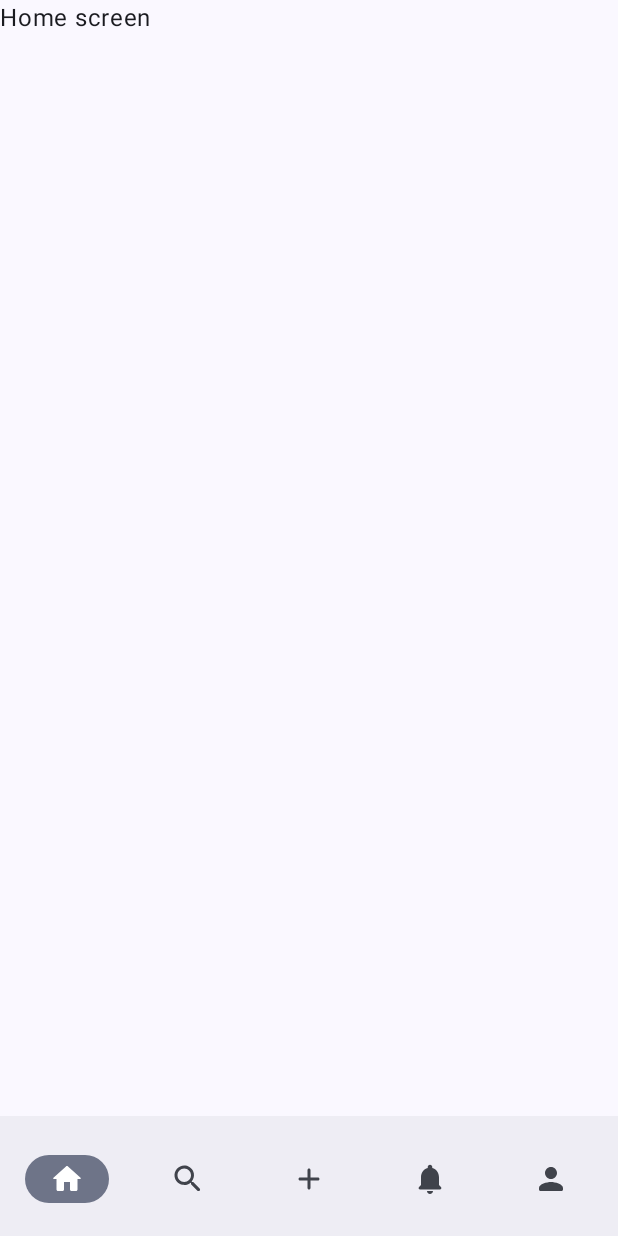
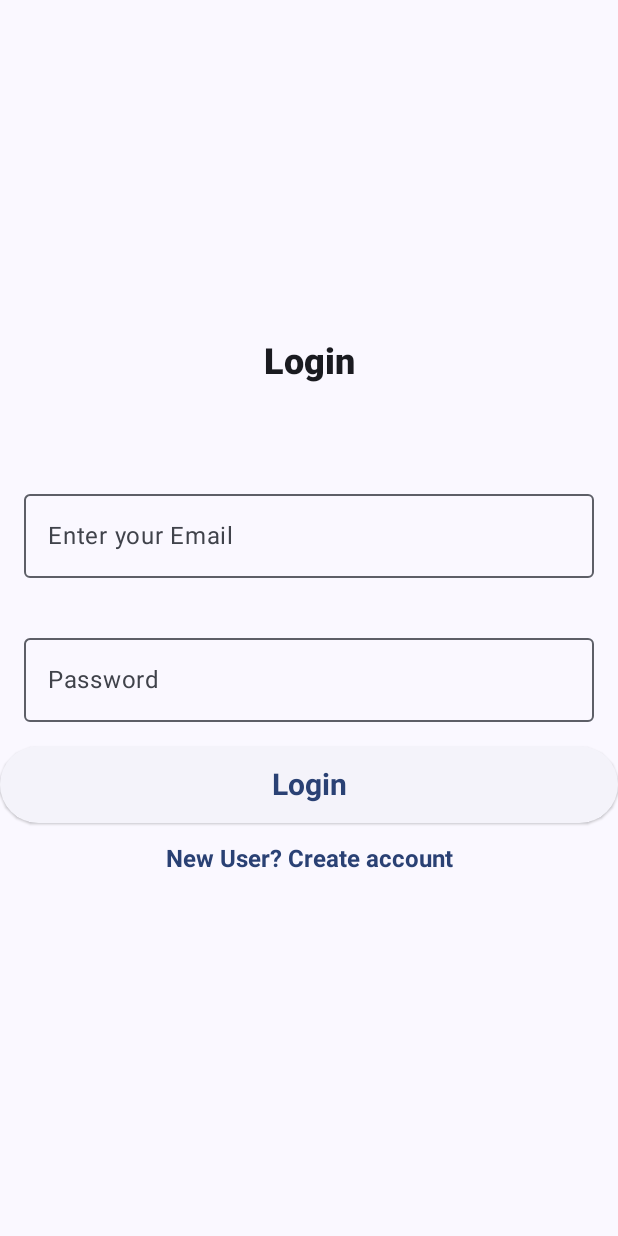
Before and after one commit to Yasiraalam/iust-Thread, an Android app built with Jetpack Compose: the screen it shows after launch (MainActivity), on a phone screen of 412 x 824 dp. Run offline under Robolectric (Android 15) with nearby library versions, the phone set to English and light mode, and no system bars; our stand-ins replace Firebase (no records; nobody signed in at launch, a user with empty details on screens opened directly), constraintlayout-compose.

```diff
--- a/app/src/main/AndroidManifest.xml
+++ b/app/src/main/AndroidManifest.xml
@@ -1,6 +1,10 @@
 <?xml version="1.0" encoding="utf-8"?>
 <manifest xmlns:android="http://schemas.android.com/apk/res/android"
     xmlns:tools="http://schemas.android.com/tools">
+    <uses-permission android:name="android.permission.INTERNET"/>
+    <uses-permission android:name="android.permission.READ_MEDIA_IMAGES"/>
+    <uses-permission android:name="android.permission.READ_EXTERNAL_STORAGE"
+        android:maxSdkVersion="32" />
 
     <application
         android:allowBackup="true"
--- a/app/src/main/java/com/yasir/iustthread/MainActivity.kt
+++ b/app/src/main/java/com/yasir/iustthread/MainActivity.kt
@@ -19,7 +19,6 @@ class MainActivity : ComponentActivity() {
         super.onCreate(savedInstanceState)
         setContent {
             IustThreadTheme {
-                // A surface container using the 'background' color from the theme
                 Surface(
                     modifier = Modifier.fillMaxSize(),
                     color = MaterialTheme.colorScheme.background
--- a/app/src/main/java/com/yasir/iustthread/navigation/NavGraph.kt
+++ b/app/src/main/java/com/yasir/iustthread/navigation/NavGraph.kt
@@ -7,8 +7,10 @@ import androidx.navigation.compose.composable
 import com.yasir.iustthread.screens.AddThreads
 import com.yasir.iustthread.screens.BottomNav
 import com.yasir.iustthread.screens.Home
+import com.yasir.iustthread.screens.Login
 import com.yasir.iustthread.screens.Notification
 import com.yasir.iustthread.screens.Profile
+import com.yasir.iustthread.screens.Register
 import com.yasir.iustthread.screens.Search
 import com.yasir.iustthread.screens.Splash
 
@@ -45,5 +47,11 @@ fun NavGraph(navController: NavHostController) {
         composable(Routes.BottomNav.routes){
             BottomNav(navController)
         }
+        composable(Routes.Login.routes){
+            Login(navController)
+        }
+        composable(Routes.Register.routes){
+            Register(navController)
+        }
     }
 }
--- a/app/src/main/java/com/yasir/iustthread/navigation/Routes.kt
+++ b/app/src/main/java/com/yasir/iustthread/navigation/Routes.kt
@@ -8,5 +8,7 @@ sealed class Routes(val routes:String) {
     object Splash :Routes("splash")
     object AddThread :Routes("add_thread")
     object BottomNav :Routes("bottom_nav")
+    object Login :Routes("login")
+    object Register :Routes("register")
 
 }
--- /dev/null
+++ b/app/src/main/java/com/yasir/iustthread/screens/Login.kt
@@ -0,0 +1,117 @@
+package com.yasir.iustthread.screens
+
+import androidx.compose.foundation.layout.Arrangement
+import androidx.compose.foundation.layout.Box
+import androidx.compose.foundation.layout.Column
+import androidx.compose.foundation.layout.fillMaxSize
+import androidx.compose.foundation.layout.fillMaxWidth
+import androidx.compose.foundation.layout.height
+import androidx.compose.foundation.layout.padding
+import androidx.compose.foundation.text.KeyboardActions
+import androidx.compose.foundation.text.KeyboardOptions
+import androidx.compose.material3.ElevatedButton
+import androidx.compose.material3.OutlinedTextField
+import androidx.compose.material3.Text
+import androidx.compose.material3.TextButton
+import androidx.compose.runtime.Composable
+import androidx.compose.runtime.getValue
+import androidx.compose.runtime.mutableStateOf
+import androidx.compose.runtime.remember
+import androidx.compose.runtime.setValue
+import androidx.compose.ui.Alignment
+import androidx.compose.ui.Modifier
+import androidx.compose.ui.text.TextStyle
+import androidx.compose.ui.text.font.FontWeight
+import androidx.compose.ui.text.input.KeyboardType
+import androidx.compose.ui.tooling.preview.Preview
+import androidx.compose.ui.unit.dp
+import androidx.compose.ui.unit.sp
+import androidx.navigation.NavController
+import androidx.navigation.NavHostController
+import com.yasir.iustthread.navigation.Routes
+
+@Composable
+fun Login(navHostController: NavHostController) {
+    var email by remember {
+        mutableStateOf("")
+    }
+    var password by remember {
+        mutableStateOf("")
+    }
+    Column(
+        modifier = Modifier.fillMaxSize(),
+        horizontalAlignment = Alignment.CenterHorizontally,
+        verticalArrangement = Arrangement.Center
+    ) {
+        Text(
+            text = "Login",
+            style = TextStyle(
+                fontWeight = FontWeight.ExtraBold,
+                fontSize = 24.sp
+            )
+        )
+        Box(modifier = Modifier.height(50.dp))
+        OutlinedTextField(
+            value = email,
+            onValueChange = { email = it },
+            label = { Text("Enter your Email") },
+            keyboardOptions = KeyboardOptions(
+                keyboardType = KeyboardType.Email
+            ),
+            singleLine = true,
+            modifier = Modifier
+                .fillMaxWidth()
+                .padding(16.dp)
+        )
+        OutlinedTextField(
+            value = password,
+            onValueChange = { password = it },
+            label = { Text("Password") },
+            keyboardOptions = KeyboardOptions(
+                keyboardType = KeyboardType.Password
+            ),
+            singleLine = true,
+            modifier = Modifier
+                .fillMaxWidth()
+                .padding(16.dp)
+        )
+        ElevatedButton(
+            onClick = { /*TODO*/ },
+            modifier = Modifier.fillMaxWidth()
+
+        ) {
+            Text(
+                text = "Login",
+                style = TextStyle(
+                    fontWeight = FontWeight.Bold,
+                    fontSize = 20.sp
+                ),
+                modifier = Modifier.padding(vertical = 6.dp)
+            )
+        }
+        TextButton(
+            onClick = {
+                navHostController.navigate(Routes.Register.routes){
+                    popUpTo(navHostController.graph.startDestinationId)
+                    launchSingleTop = true
+                }
+            },
+            modifier = Modifier.fillMaxWidth()
+
+        ) {
+            Text(
+                text = "New User? Create account",
+                style = TextStyle(
+                    fontWeight = FontWeight.Bold,
+                    fontSize = 16.sp
+                )
+            )
+        }
+    }
+}
+
+@Preview(showBackground = true)
+@Composable
+fun LoginView() {
+//    Login()
+}
--- a/app/src/main/java/com/yasir/iustthread/screens/Splash.kt
+++ b/app/src/main/java/com/yasir/iustthread/screens/Splash.kt
@@ -10,6 +10,7 @@ import androidx.compose.ui.res.painterResource
 import androidx.compose.ui.unit.dp
 import androidx.constraintlayout.compose.ConstraintLayout
 import androidx.navigation.NavHostController
+import com.google.firebase.auth.FirebaseAuth
 import com.yasir.iustthread.R
 import com.yasir.iustthread.navigation.Routes
 import kotlinx.coroutines.delay
@@ -22,19 +23,32 @@ fun Splash(navController: NavHostController) {
         Image(
             painter = painterResource(id = R.drawable.logo),
             contentDescription = "logo",
-            modifier = Modifier.constrainAs(image){
-                top.linkTo(parent.top)
-                bottom.linkTo(parent.bottom)
-                start.linkTo(parent.start)
-                end.linkTo(parent.end)
-            }.size(120.dp))
+            modifier = Modifier
+                .constrainAs(image) {
+                    top.linkTo(parent.top)
+                    bottom.linkTo(parent.bottom)
+                    start.linkTo(parent.start)
+                    end.linkTo(parent.end)
+                }
+                .size(120.dp)
+        )
 
     }
 
-    LaunchedEffect(true){
-
+    LaunchedEffect(true) {
         delay(3000)
-        navController.navigate(Routes.BottomNav.routes)
+        if (FirebaseAuth.getInstance().currentUser != null) {
+            navController.navigate(Routes.Home.routes) {
+                popUpTo(navController.graph.startDestinationId)
+                launchSingleTop = true
+            }
+        }
+        else {
+            navController.navigate(Routes.Login.routes) {
+                popUpTo(navController.graph.startDestinationId)
+                launchSingleTop = true
+            }
+        }
 
     }
 }
--- a/build.gradle.kts
+++ b/build.gradle.kts
@@ -1,5 +1,11 @@
+buildscript {
+    dependencies {
+        classpath("com.google.gms:google-services:4.4.0")
+    }
+}
 // Top-level build file where you can add configuration options common to all sub-projects/modules.
 plugins {
     id("com.android.application") version "8.2.0" apply false
     id("org.jetbrains.kotlin.android") version "1.9.0" apply false
+    id("com.google.gms.google-services") version "4.4.0" apply false
 }
```
Also changed, not shown: app/build.gradle.kts (+18 -0 lines), app/src/main/java/com/yasir/iustthread/model/UserModel.kt (added, +11 -0 lines), app/src/main/java/com/yasir/iustthread/screens/Register.kt (added, +240 -0 lines), app/src/main/java/com/yasir/iustthread/utils/SharedPref.kt (added, +16 -0 lines), app/src/main/java/com/yasir/iustthread/viewmodel/AuthViewModel.kt (added, +90 -0 lines), app/src/main/res/drawable/person.png (added).
